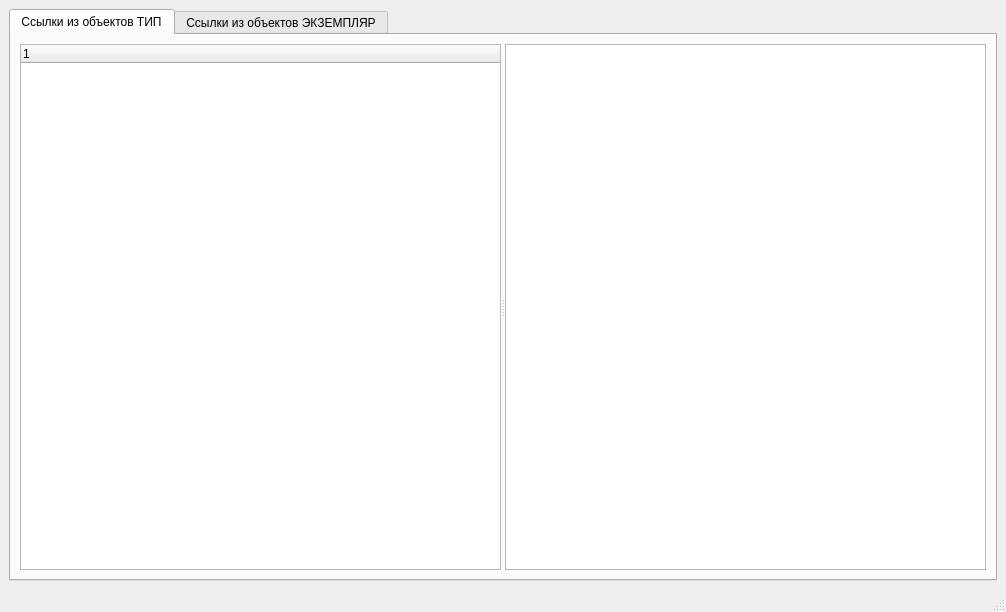
Old version of the form EssForms/LinksExplorer.ui in the repository VladisGol/platon-accs.
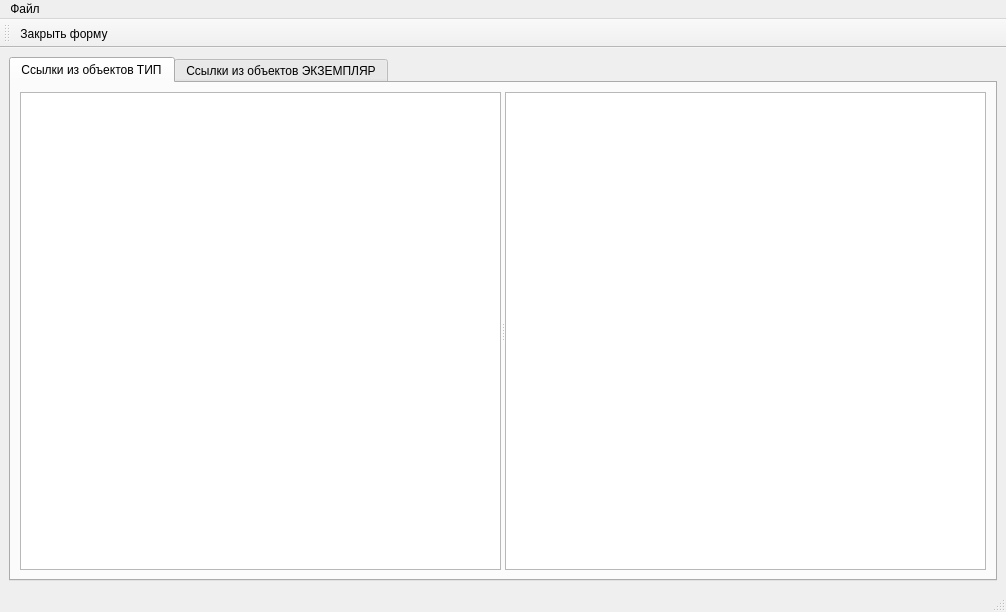
New version of the form. Icons and pictures are not drawn. Custom widgets are drawn as their Qt base class.

Diff of the .ui file:
```diff
--- a/EssForms/LinksExplorer.ui
+++ b/EssForms/LinksExplorer.ui
@@ -25,17 +25,11 @@
        </attribute>
        <layout class="QGridLayout" name="gridLayout_2" >
         <item row="0" column="0" >
-         <widget class="QSplitter" name="splitter_2" >
+         <widget class="QSplitter" name="splitter" >
           <property name="orientation" >
            <enum>Qt::Horizontal</enum>
           </property>
-          <widget class="QEidosTreeWidget" name="HEidosTreeWidget" >
-           <column>
-            <property name="text" >
-             <string>1</string>
-            </property>
-           </column>
-          </widget>
+          <widget class="QTreeView" name="EidosTreeView_Hyp" />
           <widget class="QTableView" name="tableView_Hyp" />
          </widget>
         </item>
@@ -47,17 +41,11 @@
        </attribute>
        <layout class="QGridLayout" name="gridLayout_3" >
         <item row="0" column="0" >
-         <widget class="QSplitter" name="splitter" >
+         <widget class="QSplitter" name="splitter_2" >
           <property name="orientation" >
            <enum>Qt::Horizontal</enum>
           </property>
-          <widget class="QEidosTreeWidget" name="PEidosTreeWidget" >
-           <column>
-            <property name="text" >
-             <string>1</string>
-            </property>
-           </column>
-          </widget>
+          <widget class="QTreeView" name="EidosTreeView_Pragma" />
           <widget class="QTableView" name="tableView_Pragma" />
          </widget>
         </item>
@@ -76,16 +64,38 @@
      <height>28</height>
     </rect>
    </property>
+   <widget class="QMenu" name="menu" >
+    <property name="title" >
+     <string>Файл</string>
+    </property>
+   </widget>
+   <addaction name="menu" />
   </widget>
   <widget class="QStatusBar" name="statusbar" />
+  <widget class="QToolBar" name="toolBar" >
+   <property name="windowTitle" >
+    <string>toolBar</string>
+   </property>
+   <attribute name="toolBarArea" >
+    <enum>TopToolBarArea</enum>
+   </attribute>
+   <attribute name="toolBarBreak" >
+    <bool>false</bool>
+   </attribute>
+   <addaction name="action_Close" />
+  </widget>
+  <action name="action_Close" >
+   <property name="icon" >
+    <iconset resource="../images/resources.qrc" >
+     <normaloff>:/PICS/exit.png</normaloff>:/PICS/exit.png</iconset>
+   </property>
+   <property name="text" >
+    <string>Закрыть форму</string>
+   </property>
+  </action>
  </widget>
- <customwidgets>
-  <customwidget>
-   <class>QEidosTreeWidget</class>
-   <extends>QTreeWidget</extends>
-   <header>qeidostreewidget.h</header>
-  </customwidget>
- </customwidgets>
- <resources/>
+ <resources>
+  <include location="../images/resources.qrc" />
+ </resources>
  <connections/>
 </ui>
```
